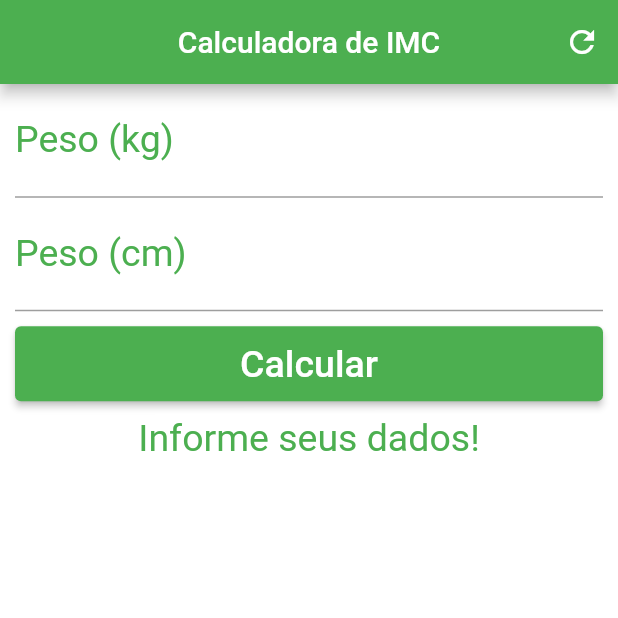
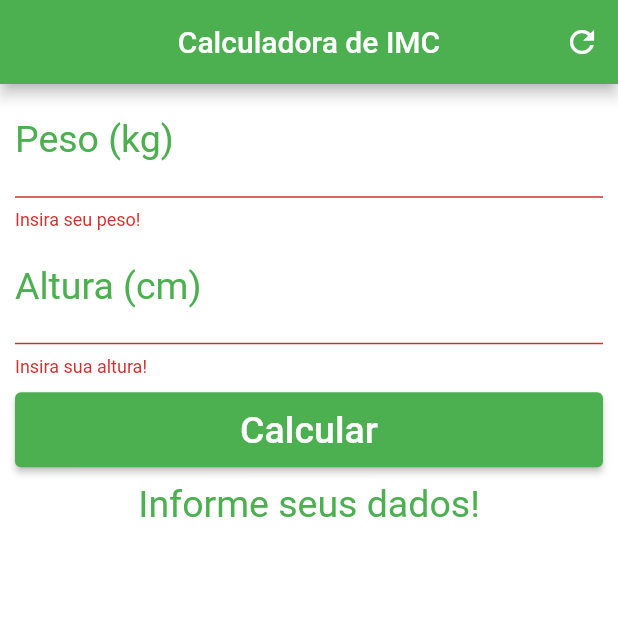
Before and after one commit to suricatoti/flutter_calculadora_imc, a Flutter app: the screen it shows after launch, after a tap on "Calcular", on a phone screen of 412 x 824 dp, the top half of it. Run offline on Flutter 3.47's test engine with Material 2 defaults, Android fonts, the phone set to English and light mode, and no system bars.

Commit message:
Finaliação do aplicativo

```diff
--- a/lib/main.dart
+++ b/lib/main.dart
@@ -12,16 +12,19 @@ class Home extends StatefulWidget {
 }
 
 class _HomeState extends State<Home> {
-
   TextEditingController weightController = TextEditingController();
   TextEditingController heightController = TextEditingController();
+  GlobalKey<FormState> _formKey = GlobalKey<FormState>();
 
   String _info = "Informe seus dados!";
 
   void _resetFields() {
     weightController.text = "";
     heightController.text = "";
+    setState() {
       _info = "Informe seus dados!";
+      _formKey = GlobalKey<FormState>();
+    }
   }
 
   void _calculate() {
@@ -48,36 +51,56 @@ class _HomeState extends State<Home> {
           title: Text("Calculadora de IMC"),
           centerTitle: true,
           backgroundColor: Colors.green,
-          actions: [IconButton(icon: Icon(Icons.refresh), onPressed: _resetFields)],
+          actions: [
+            IconButton(icon: Icon(Icons.refresh), onPressed: _resetFields)
+          ],
         ),
         backgroundColor: Colors.white,
         body: SingleChildScrollView(
             padding: EdgeInsets.fromLTRB(10.0, 0.0, 10.0, 0.0),
+            child: Form(
+                key: _formKey,
                 child: Column(
                   crossAxisAlignment: CrossAxisAlignment.stretch,
                   children: <Widget>[
-                TextField(
+                    TextFormField(
                         keyboardType: TextInputType.number,
                         decoration: InputDecoration(
                             labelText: "Peso (kg)",
                             labelStyle: TextStyle(color: Colors.green)),
                         textAlign: TextAlign.center,
                         controller: weightController,
-                    style: TextStyle(color: Colors.green, fontSize: 25.0)),
-                TextField(
+                        style: TextStyle(color: Colors.green, fontSize: 25.0),
+                        validator: (value) {
+                          if (value.isEmpty) {
+                            return "Insira seu peso!";
+                          }
+                          return null;
+                        }),
+                    TextFormField(
                         keyboardType: TextInputType.number,
                         decoration: InputDecoration(
-                        labelText: "Peso (cm)",
+                            labelText: "Altura (cm)",
                             labelStyle: TextStyle(color: Colors.green)),
                         textAlign: TextAlign.center,
                         controller: heightController,
-                    style: TextStyle(color: Colors.green, fontSize: 25.0)),
+                        style: TextStyle(color: Colors.green, fontSize: 25.0),
+                        validator: (value) {
+                          if (value.isEmpty) {
+                            return "Insira sua altura!";
+                          }
+                          return null;
+                        }),
                     Padding(
                         padding: EdgeInsets.only(top: 10.0, bottom: 10.0),
                         child: Container(
                             height: 50.0,
                             child: ElevatedButton(
-                            onPressed: _calculate,
+                                onPressed: () {
+                                  if (_formKey.currentState.validate()) {
+                                    _calculate();
+                                  }
+                                },
                                 child: Text("Calcular",
                                     style: TextStyle(
                                         fontSize: 25.0, color: Colors.white)),
@@ -87,6 +110,6 @@ class _HomeState extends State<Home> {
                         textAlign: TextAlign.center,
                         style: TextStyle(color: Colors.green, fontSize: 25.0))
                   ],
-            )));
+                ))));
   }
 }
```
Lines whose indentation alone changed are shown as unchanged.
